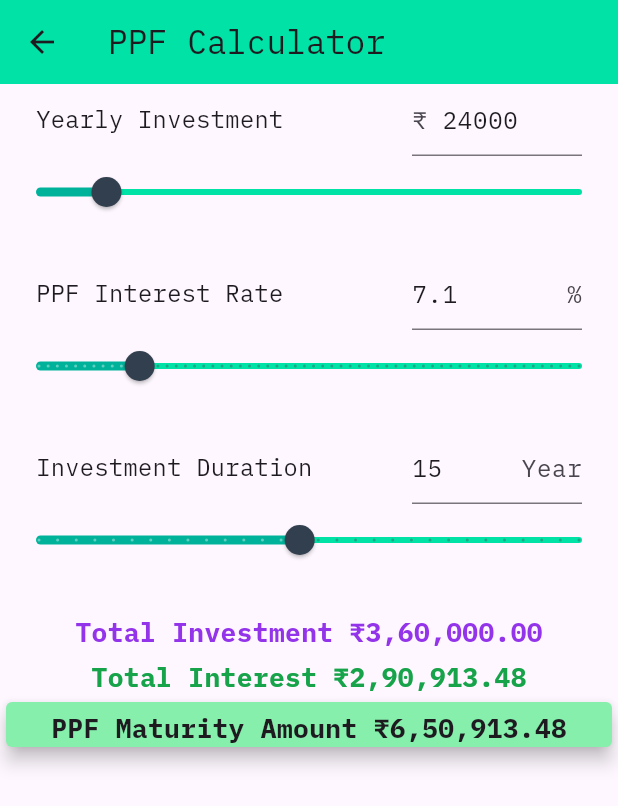
After one commit to Aravin/sip-calculator, a Flutter app: the PPFScreen screen opened directly, on a phone screen of 412 x 824 dp. The commit adds this screen. Shown: the top 806 px of the screen. Run offline on Flutter 3.47's test engine with Material 3 defaults, Android fonts, the phone set to English and light mode, and no system bars; our stand-ins replace fl_chart, google_mobile_ads, in_app_review, share, velocity_x; network calls fail.

Commit message:
Added PPF calculator

```diff
--- /dev/null
+++ b/code/flutter/lib/screens/ppf.dart
@@ -0,0 +1,307 @@
+import 'dart:math';
+import 'package:intl/intl.dart';
+
+import 'package:flutter/material.dart';
+import 'package:flutter/services.dart';
+import 'package:google_mobile_ads/google_mobile_ads.dart';
+import 'package:sip_calculator/shared/ads.dart';
+import 'package:velocity_x/velocity_x.dart';
+
+late BannerAd _bannerAd;
+bool _isBannerAdReady = false;
+final curFormat = new NumberFormat.simpleCurrency(locale: 'en_IN');
+
+class PPFScreen extends StatefulWidget {
+  @override
+  _PPFScreenState createState() => _PPFScreenState();
+}
+
+class _PPFScreenState extends State<PPFScreen> {
+  final _formKey = GlobalKey<FormState>();
+  double _monthlyInvestmentSliderValue = 24000;
+  double _expectedReturnSliderValue = 7.1;
+  double _timePeriodSliderValue = 15;
+  final _monthlyInvestmentController = TextEditingController(text: '24000');
+  final _expectedReturnSController = TextEditingController(text: '7.1');
+  final _timePeriodController = TextEditingController(text: '15');
+
+  double ppf = 0.0;
+  double totalAmount = 0.0;
+  double interest = 0.0;
+
+  void calculatePPF() {
+    // getting values from form
+    double YI = _monthlyInvestmentSliderValue;
+    double TP = _timePeriodSliderValue;
+    double ROI = _expectedReturnSliderValue;
+
+    totalAmount = (YI * TP);
+    ppf =
+        (((YI * (pow(1 + ROI / 100, TP) - 1)) / (ROI / 100)) * (1 + ROI / 100));
+    interest = ppf - totalAmount;
+  }
+
+  void initState() {
+    super.initState();
+    calculatePPF();
+
+    _bannerAd = BannerAd(
+      adUnitId: AdManager.bannerAdUnitId,
+      request: AdRequest(),
+      size: AdSize.leaderboard,
+      listener: BannerAdListener(
+        onAdLoaded: (_) {
+          setState(() {
+            _isBannerAdReady = true;
+          });
+        },
+        onAdFailedToLoad: (ad, err) {
+          print('Failed to load a banner ad: ${err.message}');
+          _isBannerAdReady = false;
+          ad.dispose();
+        },
+      ),
+    );
+
+    _bannerAd.load();
+  }
+
+  void dispose() {
+    _bannerAd.dispose();
+    super.dispose();
+  }
+
+  @override
+  Widget build(BuildContext context) {
+    return Scaffold(
+      appBar: AppBar(title: 'PPF Calculator'.text.make()),
+      body: Container(
+        // padding: kAppPadding,
+        child: Form(
+          key: _formKey,
+          child: Column(
+            children: [
+              Expanded(
+                child: ListView(
+                  children: [
+                    Row(
+                      children: [
+                        Expanded(
+                          flex: 8,
+                          child: 'Yearly Investment'
+                              .text
+                              .lg
+                              .make()
+                              .pOnly(left: 24.0),
+                        ),
+                        Expanded(
+                          flex: 4,
+                          child: TextFormField(
+                            controller: _monthlyInvestmentController,
+                            keyboardType: TextInputType.number,
+                            decoration: InputDecoration(prefix: Text('₹ ')),
+                            inputFormatters: [
+                              new LengthLimitingTextInputFormatter(6),
+                            ],
+                            validator: (value) {
+                              if (value.isEmptyOrNull) {
+                                return 'Please enter some text';
+                              }
+                              return null;
+                            },
+                            onChanged: (value) => {
+                              if (value.isEmptyOrNull &&
+                                  double.parse(value) >= 500 &&
+                                  double.parse(value) <= 150000)
+                                {
+                                  setState(() {
+                                    _monthlyInvestmentSliderValue =
+                                        double.parse(value);
+                                    calculatePPF();
+                                  })
+                                }
+                            },
+                          ).pOnly(right: 24.0),
+                        ),
+                      ],
+                    ),
+                    Slider(
+                      value: _monthlyInvestmentSliderValue,
+                      min: 6000,
+                      max: 150000,
+                      divisions: 288,
+                      label: _monthlyInvestmentSliderValue.round().toString(),
+                      onChanged: (double value) {
+                        setState(() {
+                          _monthlyInvestmentSliderValue = value;
+                          _monthlyInvestmentController.value =
+                              TextEditingValue(text: value.toInt().toString());
+                          calculatePPF();
+                        });
+                      },
+                    ),
+                    HeightBox(20.0),
+                    Row(
+                      children: [
+                        Expanded(
+                          flex: 8,
+                          child: 'PPF Interest Rate'
+                              .text
+                              .lg
+                              .make()
+                              .pOnly(left: 24.0),
+                        ),
+                        Expanded(
+                          flex: 4,
+                          child: TextFormField(
+                            controller: _expectedReturnSController,
+                            keyboardType: TextInputType.number,
+                            decoration: InputDecoration(suffix: Text(' %')),
+                            inputFormatters: [
+                              new LengthLimitingTextInputFormatter(3),
+                            ],
+                            validator: (value) {
+                              if (value.isEmptyOrNull) {
+                                return 'Please enter some text';
+                              }
+                              return null;
+                            },
+                            onChanged: (value) => {
+                              if (value.isEmptyOrNull &&
+                                  double.parse(value) >= 6 &&
+                                  double.parse(value) <= 12)
+                                {
+                                  setState(() {
+                                    _expectedReturnSliderValue =
+                                        double.parse(value);
+                                    calculatePPF();
+                                  })
+                                }
+                            },
+                          ).pOnly(right: 24.0),
+                        ),
+                      ],
+                    ),
+                    Slider(
+                      value: _expectedReturnSliderValue,
+                      min: 6,
+                      max: 12,
+                      divisions: 59,
+                      label: _expectedReturnSliderValue.toStringAsFixed(1),
+                      onChanged: (double value) {
+                        setState(() {
+                          _expectedReturnSliderValue = value;
+                          _expectedReturnSController.value =
+                              TextEditingValue(text: value.toStringAsFixed(1));
+                          calculatePPF();
+                        });
+                      },
+                    ),
+                    HeightBox(20.0),
+                    Row(
+                      children: [
+                        Expanded(
+                          flex: 8,
+                          child: 'Investment Duration'
+                              .text
+                              .lg
+                              .make()
+                              .pOnly(left: 24.0),
+                        ),
+                        Expanded(
+                          flex: 4,
+                          child: TextFormField(
+                            controller: _timePeriodController,
+                            keyboardType: TextInputType.number,
+                            decoration: InputDecoration(suffix: Text(' Year')),
+                            inputFormatters: [
+                              new LengthLimitingTextInputFormatter(2),
+                            ],
+                            validator: (value) {
+                              if (value.isEmptyOrNull) {
+                                return 'Please enter some text';
+                              }
+                              return null;
+                            },
+                            onChanged: (value) => {
+                              if (value.isEmptyOrNull &&
+                                  double.parse(value) >= 1 &&
+                                  double.parse(value) <= 30)
+                                {
+                                  setState(() {
+                                    _timePeriodSliderValue =
+                                        double.parse(value);
+                                    calculatePPF();
+                                  })
+                                }
+                            },
+                          ).pOnly(right: 24.0),
+                        ),
+                      ],
+                    ),
+                    Slider(
+                      value: _timePeriodSliderValue,
+                      min: 1,
+                      max: 30,
+                      divisions: 29,
+                      label: _timePeriodSliderValue.round().toString(),
+                      onChanged: (double value) {
+                        setState(() {
+                          _timePeriodSliderValue = value;
+                          _timePeriodController.value =
+                              TextEditingValue(text: value.toInt().toString());
+                          calculatePPF();
+                        });
+                      },
+                    ),
+                    HeightBox(20),
+                    'Total Investment ${curFormat.format(totalAmount)}'
+                        .text
+                        .xl
+                        .bold
+                        .purple600
+                        .makeCentered()
+                        .pOnly(top: 5.0),
+                    'Total Interest ${curFormat.format(interest)}'
+                        .text
+                        .xl
+                        .bold
+                        .green600
+                        .makeCentered()
+                        .pOnly(top: 5.0),
+                    'PPF Maturity Amount ${curFormat.format(ppf)}'
+                        .text
+                        .xl
+                        .bold
+                        .makeCentered()
+                        .pOnly(top: 5.0)
+                        .card
+                        .green300
+                        .elevation(5)
+                        .make(),
+                    if (_isBannerAdReady)
+                      Align(
+                        alignment: Alignment.topCenter,
+                        child: Container(
+                          width: _bannerAd.size.width.toDouble(),
+                          height: _bannerAd.size.height.toDouble(),
+                          child: AdWidget(ad: _bannerAd),
+                        ),
+                      ).py20(),
+                    // SizedBox(
+                    //   height: 250,
+                    //   child: DonutPieChart(
+                    //     _createRandomData(),
+                    //     true,
+                    //   ),
+                    // ),
+                  ],
+                ),
+              ),
+            ],
+          ),
+        ),
+      ),
+    );
+  }
+}
```
Also changed, not shown: code/flutter/lib/screens/home.dart (+15 -1 lines), code/flutter/lib/shared/drawer.dart (+10 -0 lines).
